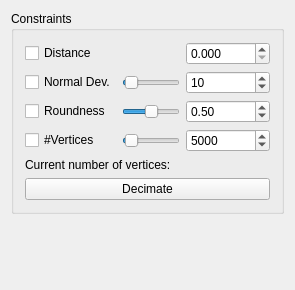
Above: Plugin-Decimater/decimaterToolbar.ui from ShenRen/OpenFlipper before the change. Below: the same form after it.
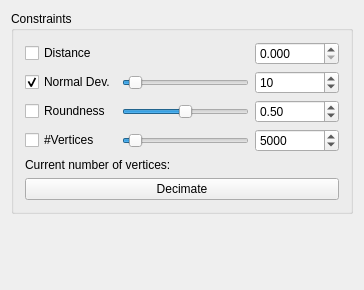
That is the form after the change.

Commit message: Enable normal deciaton control in decimater by default

The edit to the form file:
```diff
--- a/Plugin-Decimater/decimaterToolbar.ui
+++ b/Plugin-Decimater/decimaterToolbar.ui
@@ -6,7 +6,7 @@
    <rect>
     <x>0</x>
     <y>0</y>
-    <width>295</width>
+    <width>364</width>
     <height>290</height>
    </rect>
   </property>
@@ -56,6 +56,9 @@
           <property name="text">
            <string>Normal Dev.</string>
           </property>
+          <property name="checked">
+           <bool>true</bool>
+          </property>
          </widget>
         </item>
         <item row="1" column="1">
```
